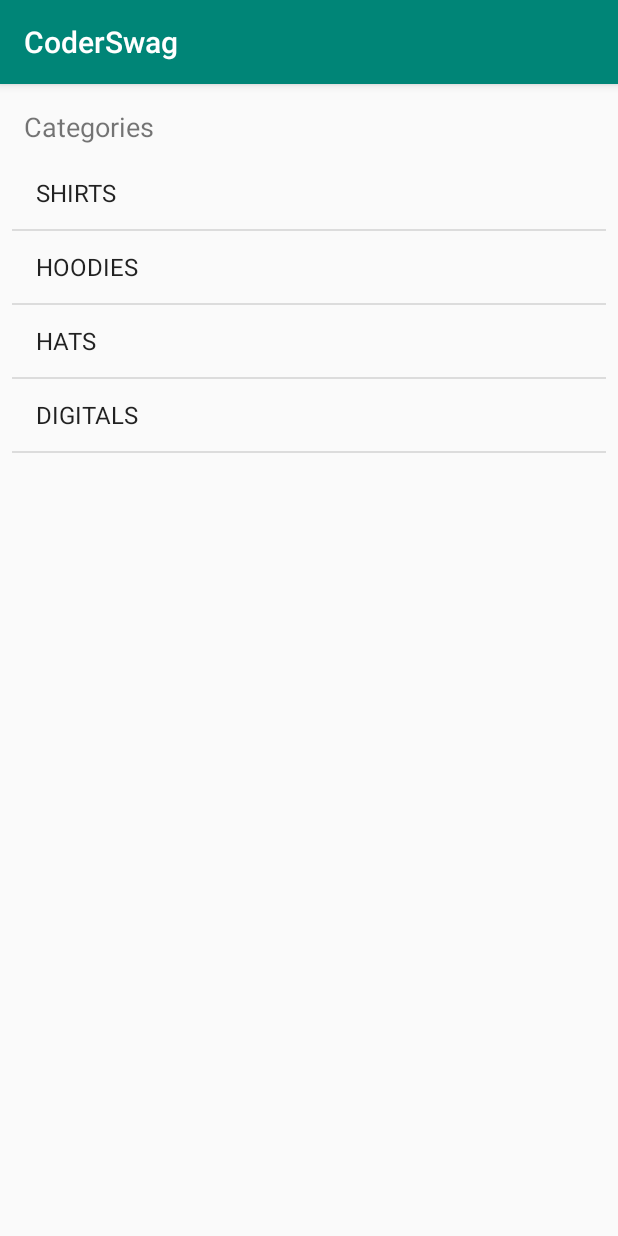
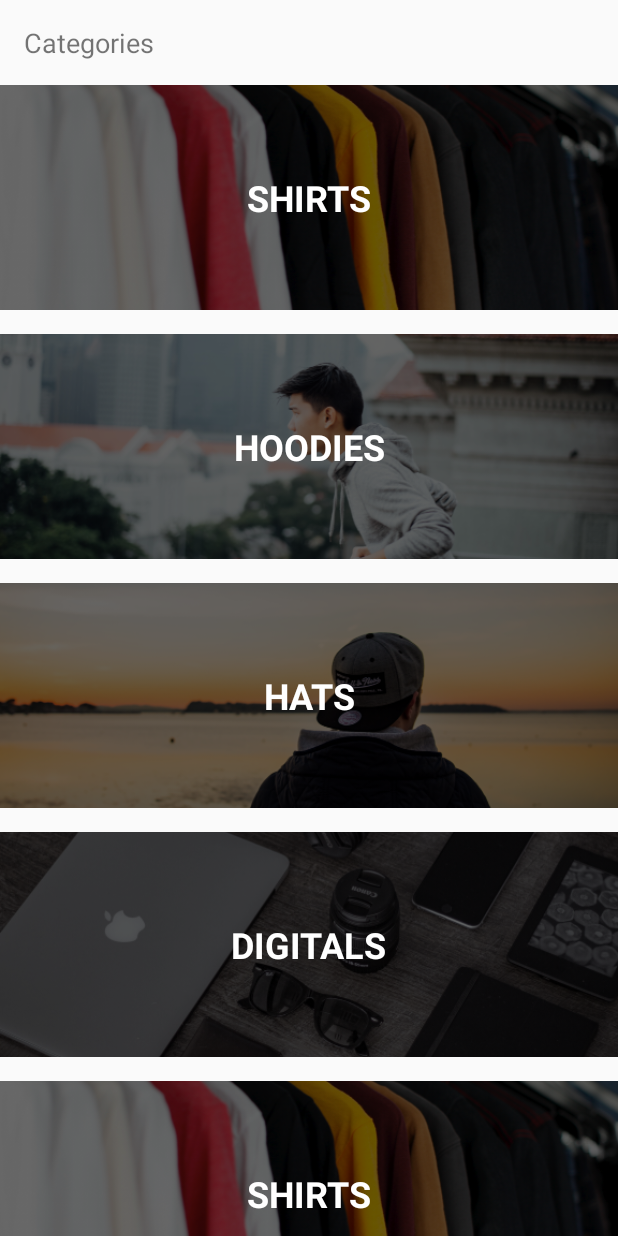
Before and after one commit to saltNpepper67/CoderSwag, an Android app: the screen it shows after launch (MainActivity), on a phone screen of 412 x 824 dp. Run offline under Robolectric (Android 15) with nearby library versions, the phone set to English and light mode, and no system bars.

Commit message:
created own adapter forlist view with image and text views

```diff
--- /dev/null
+++ b/app/src/main/java/com/example/coderswag/Adapters/CategoryAdapters.kt
@@ -0,0 +1,55 @@
+package com.example.coderswag.Adapters
+
+import android.content.Context
+import android.view.LayoutInflater
+import android.view.View
+import android.view.ViewGroup
+import android.widget.BaseAdapter
+import android.widget.ImageView
+import android.widget.TextView
+import com.example.coderswag.Model.Category
+import com.example.coderswag.R
+import kotlin.coroutines.coroutineContext
+
+/// this is our home made adapter, a calss extension of BaseAdapter
+class CategoryAdapters(context: Context, categories: List<Category>) : BaseAdapter(){
+    val context = context
+    val categories = categories
+
+    override fun getView(position: Int, convertView: View?, parent: ViewGroup?): View {
+        //declare a View type variable named categoryVoew
+        val categoryView : View // variable that is a View type
+        //then initialize categoryView which evaluates to LayoutInflater
+        // using methods from and inflate, where from is context and inflate is the object
+        // to be inflated. the item to be inflated is category_list_item.xml which has
+        // 2 widgets, a TextView and an ImageView
+        categoryView = LayoutInflater.from(context).inflate(R.layout.category_list_item,null)
+
+        //after declaring the above xml file resource, create a variable declaration
+        //for 2 widgets it contained, the textView and imageView.
+
+        val categoryImage: ImageView = categoryView.findViewById(R.id.categoryimageViewHats)
+        val categoryName: TextView = categoryView.findViewById(R.id.categoryNameHats)
+
+        val category = categories[position]//category is equauak to categories array output form List<Category> class constructor
+
+        categoryName.text = category.title // this line will decode the text title and display it
+        val resourceID = context.resources.getIdentifier(category.image,"drawable", context.packageName)
+        categoryImage.setImageResource(resourceID)
+
+
+        return categoryView
+    }
+
+    override fun getItem(position: Int): Any {
+        return categories[position]
+    }
+
+    override fun getItemId(position: Int): Long {
+        return 0
+    }
+
+    override fun getCount(): Int {
+        return categories.count()
+    }
+}
--- a/app/src/main/java/com/example/coderswag/Controller/MainActivity.kt
+++ b/app/src/main/java/com/example/coderswag/Controller/MainActivity.kt
@@ -4,6 +4,7 @@ import androidx.appcompat.app.AppCompatActivity
 import android.os.Bundle
 import android.widget.Adapter
 import android.widget.ArrayAdapter
+import com.example.coderswag.Adapters.CategoryAdapters
 import com.example.coderswag.Model.Category
 import com.example.coderswag.R
 import com.example.coderswag.Services.DataService
@@ -11,12 +12,12 @@ import kotlinx.android.synthetic.main.activity_main.*
 
 class MainActivity : AppCompatActivity() {
 
-    lateinit var adapter: ArrayAdapter<Category>
+    lateinit var adapter: CategoryAdapters
     override fun onCreate(savedInstanceState: Bundle?) {
         super.onCreate(savedInstanceState)
         setContentView(R.layout.activity_main)
 
-        adapter = ArrayAdapter(this, android.R.layout.simple_list_item_1,DataService.categories)
+        adapter = CategoryAdapters(this, DataService.categories)
         categoriesListView.adapter = adapter
     }
 }
--- a/app/src/main/java/com/example/coderswag/Services/DataService.kt
+++ b/app/src/main/java/com/example/coderswag/Services/DataService.kt
@@ -6,6 +6,10 @@ import com.example.coderswag.Model.Product
 object DataService {
 
     val categories = listOf(
+        Category("SHIRTS","shirtimage"),
+        Category("HOODIES", "hoodieimage"),
+        Category("HATS", "hatimage"),
+        Category("DIGITALS", "digitalgoodsimage"),
         Category("SHIRTS","shirtimage"),
         Category("HOODIES", "hoodieimage"),
         Category("HATS", "hatimage"),
--- a/app/src/main/res/layout/activity_main.xml
+++ b/app/src/main/res/layout/activity_main.xml
@@ -21,12 +21,8 @@
         android:id="@+id/categoriesListView"
         android:layout_width="0dp"
         android:layout_height="0dp"
-        android:layout_marginStart="8dp"
-        android:layout_marginLeft="8dp"
         android:layout_marginTop="8dp"
-        android:layout_marginEnd="8dp"
-        android:layout_marginRight="8dp"
-        android:layout_marginBottom="8dp"
+        android:divider="@null"
         app:layout_constraintBottom_toBottomOf="parent"
         app:layout_constraintEnd_toEndOf="parent"
         app:layout_constraintHorizontal_bias="0.272"
--- a/app/src/main/res/values/styles.xml
+++ b/app/src/main/res/values/styles.xml
@@ -1,7 +1,7 @@
 <resources>
 
     <!-- Base application theme. -->
-    <style name="AppTheme" parent="Theme.AppCompat.Light.DarkActionBar">
+    <style name="AppTheme" parent="Theme.AppCompat.Light.NoActionBar">
         <!-- Customize your theme here. -->
         <item name="colorPrimary">@color/colorPrimary</item>
         <item name="colorPrimaryDark">@color/colorPrimaryDark</item>
```
